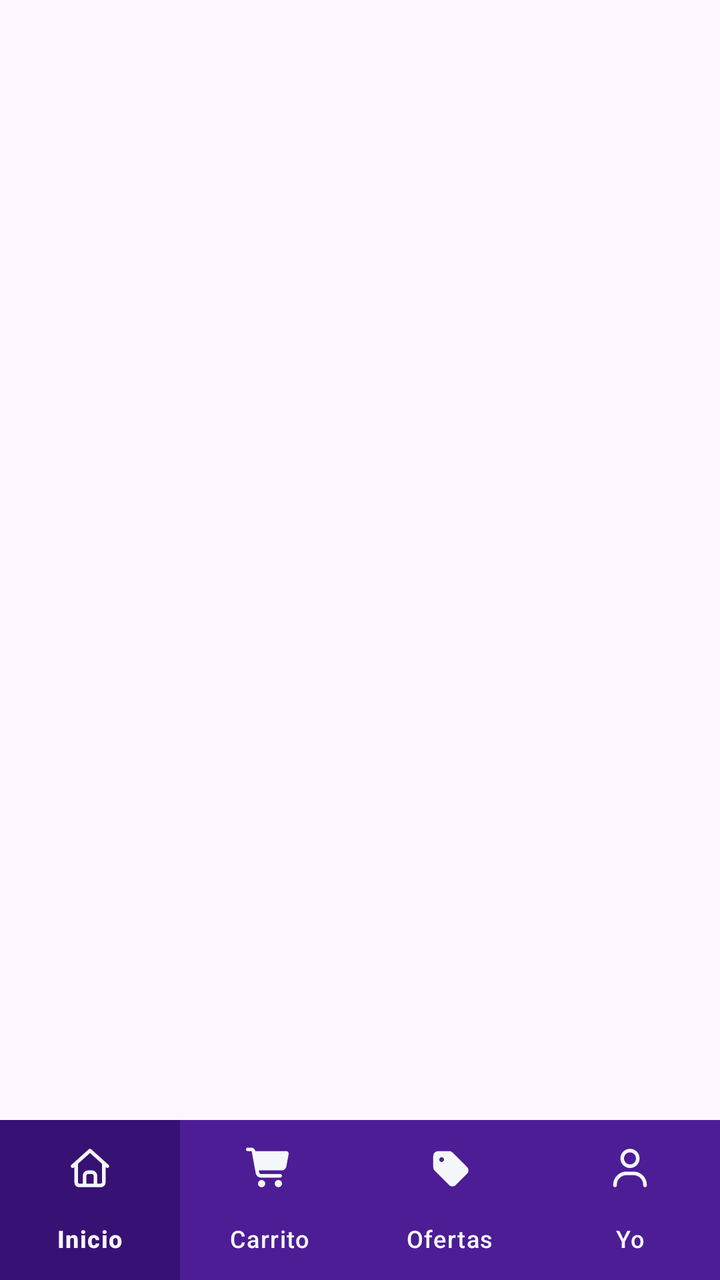
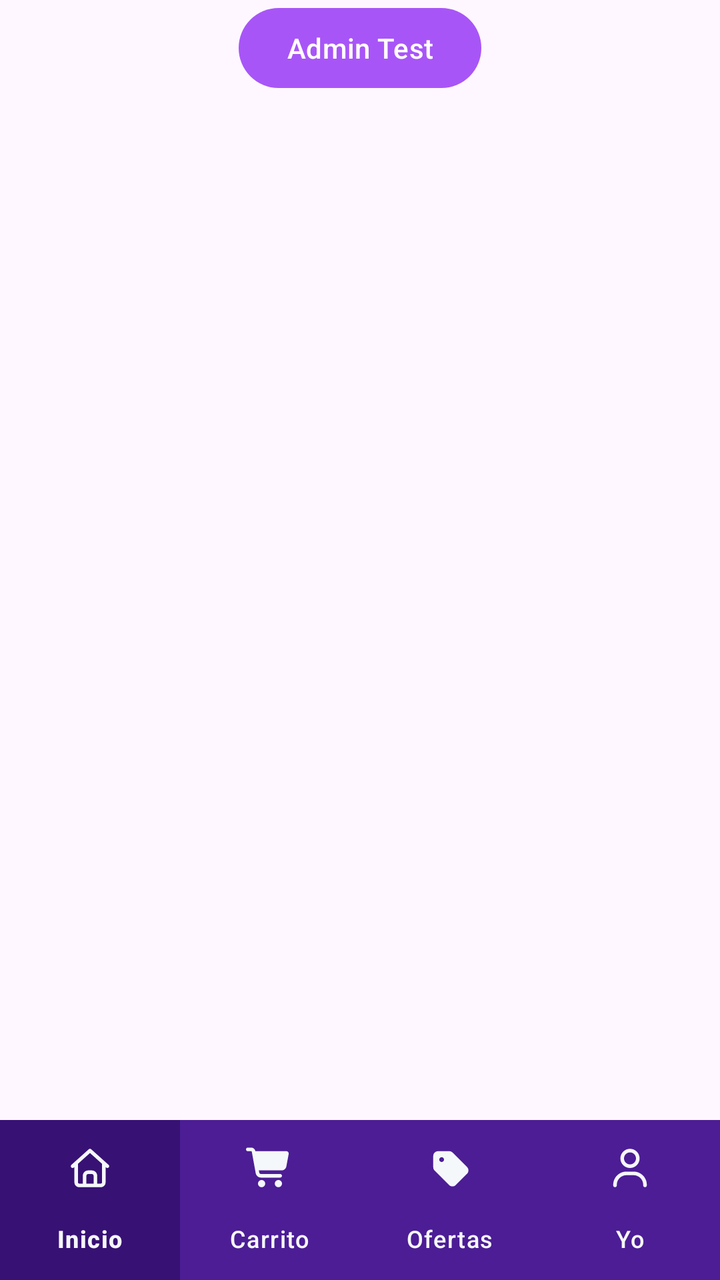

An Android layout rendered at two revisions. The XML below is the earlier revision; the diff shows what the commit changed to produce the second picture.
<!-- AndroidManifest.xml: application theme Theme.LootByte -->
<!-- res/layout/activity_main.xml -->
<?xml version="1.0" encoding="utf-8"?>
<androidx.drawerlayout.widget.DrawerLayout xmlns:android="http://schemas.android.com/apk/res/android"
    xmlns:app="http://schemas.android.com/apk/res-auto"
    xmlns:tools="http://schemas.android.com/tools"
    android:id="@+id/main"
    android:layout_width="match_parent"
    android:layout_height="match_parent"
    tools:context=".MainActivity">

    <LinearLayout
        android:layout_width="match_parent"
        android:layout_height="match_parent"
        android:orientation="vertical">

        <FrameLayout
            android:id="@+id/header_container"
            android:layout_width="match_parent"
            android:layout_height="wrap_content"/>

        







        
        <FrameLayout
            android:id="@+id/fragment_container"
            android:layout_width="match_parent"
            android:layout_height="0dp"
            android:layout_weight="1"/>


        
        
        <com.google.android.material.bottomnavigation.BottomNavigationView
            android:id="@+id/bottom_nav"
            android:layout_width="match_parent"
            android:layout_height="80dp"
            android:background="@color/morado_nav"
            app:menu="@menu/menu_bottom_nav_cliente"
            app:itemIconTint="@color/blanco"
            app:itemTextColor="@color/blanco"
            app:labelVisibilityMode="labeled"
            app:itemBackground="@drawable/nav_item_background"
            app:itemActiveIndicatorStyle="@null"/>
    </LinearLayout>


</androidx.drawerlayout.widget.DrawerLayout>
<!-- resources referenced by this layout -->
<resources>
  <color name="blanco">#F5F8FA</color>
  <color name="morado_nav">#4C1D95</color>
  <!-- drawable nav_item_background (drawable) -->
  <?xml version="1.0" encoding="utf-8"?>
  <selector xmlns:android="http://schemas.android.com/apk/res/android">
      <item android:state_checked="true">
          <shape android:shape="rectangle">
              <solid android:color="@color/nav_morado_activo"/>
          </shape>
      </item>
  
      <item>
          <shape android:shape="rectangle">
              <solid android:color="@android:color/transparent"/>
          </shape>
      </item>
  </selector>
  <style name="Theme.LootByte" parent="Base.Theme.LootByte">
          <item name="colorPrimary">@color/ic_launcher_background</item>
      </style>
  <color name="nav_morado_activo">#8F29085C</color>
  <style name="Base.Theme.LootByte" parent="Theme.Material3.DayNight.NoActionBar">
          <item name="colorPrimary">@color/ic_launcher_background</item>
      </style>
  <color name="ic_launcher_background">#A855F7</color>
</resources>

<!-- the commit's change to res/layout/activity_main.xml (unified diff, before → after) -->
@@ -18,11 +18,12 @@
             android:layout_height="wrap_content"/>
 
         
-
-
-
-
-
+        <Button
+            android:id="@+id/btnAdminTest"
+            android:layout_width="wrap_content"
+            android:layout_height="wrap_content"
+            android:text="Admin Test"
+            android:layout_gravity="center_horizontal"/>
 
 
         
